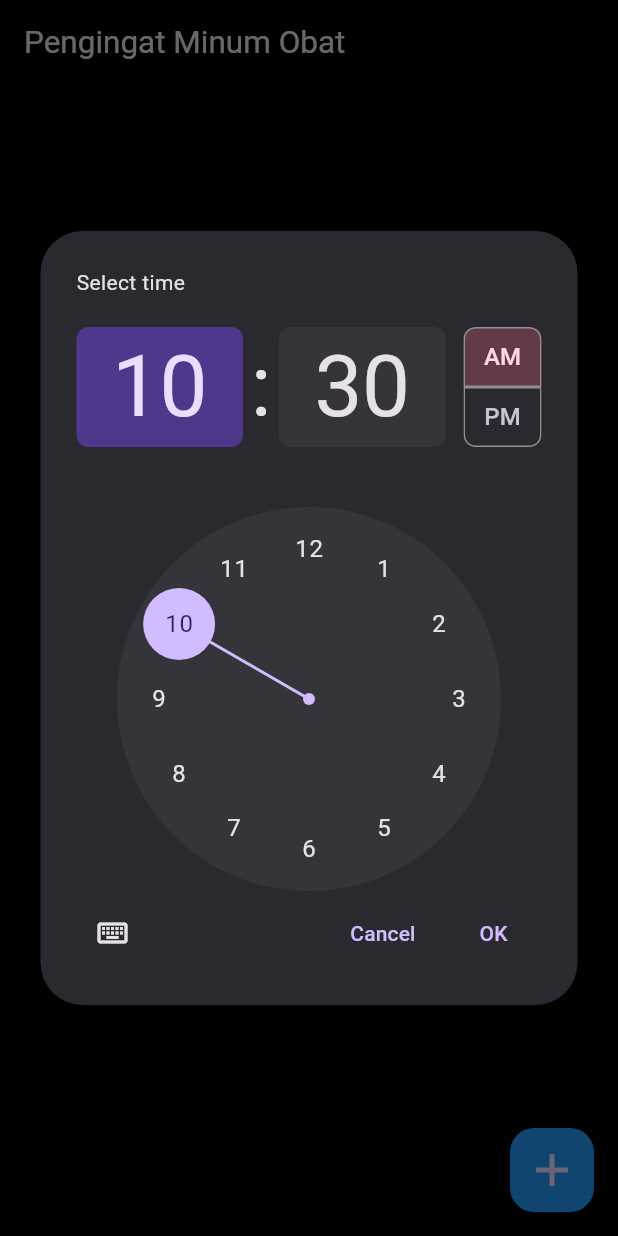
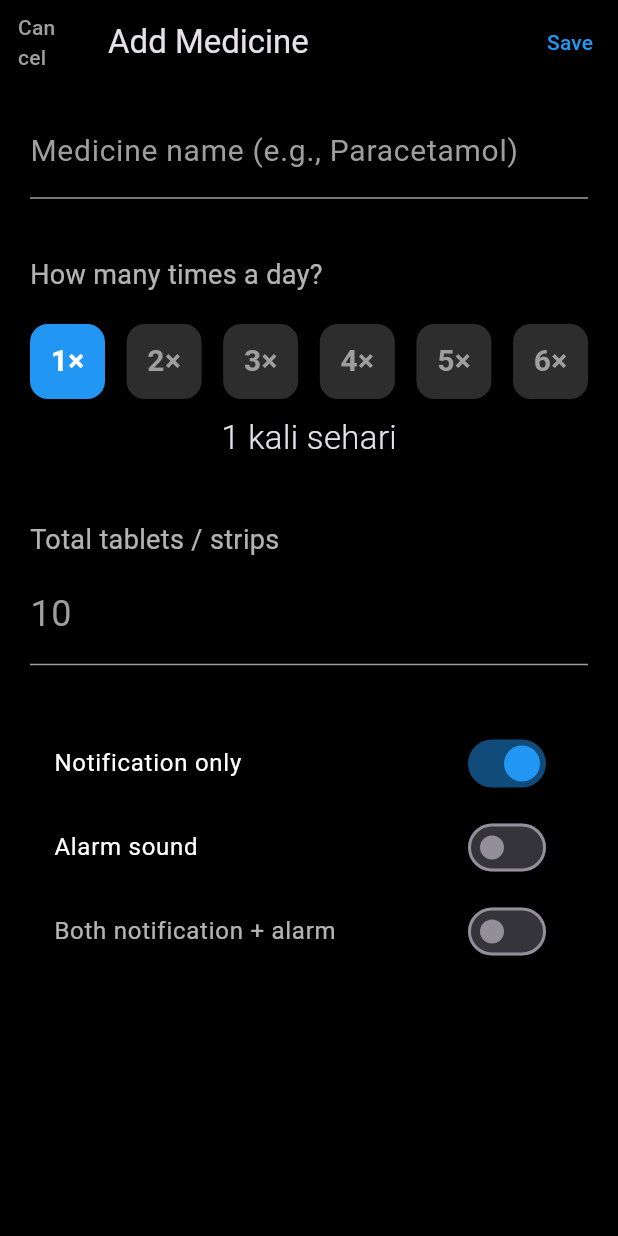
Before and after one commit to darkshadevault/medicine_reminder-new, a Flutter app: the screen it shows after launch, after a tap on the "add" icon, on a phone screen of 412 x 824 dp. Run offline on Flutter 3.47's test engine with Material 3 defaults, Android fonts, the phone set to English and light mode, and no system bars; our stand-ins replace flutter_local_notifications, timezone.

Commit message:
Update main.dart

```diff
--- a/lib/main.dart
+++ b/lib/main.dart
@@ -1,288 +1,345 @@
-// lib/main.dart → GANTI SELURUH FILE DENGAN INI! 100% BERHASIL BUILD
-
 import 'package:flutter/material.dart';
 import 'package:flutter_local_notifications/flutter_local_notifications.dart';
-import 'package:intl/intl.dart';
-import 'package:shared_preferences/shared_preferences.dart';
-import 'package:timezone/data/latest_all.dart' as tz;
+import 'package:timezone/data/latest.dart' as tz;
 import 'package:timezone/timezone.dart' as tz;
-import 'package:flutter_timezone/flutter_timezone.dart';
 
-final FlutterLocalNotificationsPlugin notif = FlutterLocalNotificationsPlugin();
-
-Future<void> initNotif() async {
+void main() {
+  WidgetsFlutterBinding.ensureInitialized();
   tz.initializeTimeZones();
-  final String tzName = await FlutterTimezone.getLocalTimezone();
-  tz.setLocalLocation(tz.getLocation(tzName));
-
-  const AndroidInitializationSettings android = AndroidInitializationSettings('@mipmap/ic_launcher');
-  await notif.initialize(const InitializationSettings(android: android));
-}
-
-void main() async {
-  WidgetsFlutterBinding.ensureInitialized();
-  await initNotif();
   runApp(const MedicineReminderApp());
 }
 
+final FlutterLocalNotificationsPlugin flutterLocalNotificationsPlugin =
+    FlutterLocalNotificationsPlugin();
+
 class MedicineReminderApp extends StatelessWidget {
   const MedicineReminderApp({super.key});
+
   @override
   Widget build(BuildContext context) {
     return MaterialApp(
-      title: 'Pengingat Minum Obat',
       debugShowCheckedModeBanner: false,
       theme: ThemeData.dark().copyWith(
         scaffoldBackgroundColor: Colors.black,
-        appBarTheme: const AppBarTheme(backgroundColor: Colors.black, elevation: 0),
+        appBarTheme: const AppBarTheme(backgroundColor: Colors.black),
       ),
-      home: const ReminderHomePage(),
+      home: const MedicineListScreen(),
     );
   }
 }
 
-class ReminderHomePage extends StatefulWidget {
-  const ReminderHomePage({super.key});
-  @override
-  State<ReminderHomePage> createState() => _ReminderHomePageState();
+class Medicine {
+  String name;
+  int timesPerDay;
+  int totalTablets;
+  bool notificationOnly;
+  bool alarmSound;
+  bool isActive;
+
+  Medicine({
+    required this.name,
+    required this.timesPerDay,
+    required this.totalTablets,
+    this.notificationOnly = true,
+    this.alarmSound = false,
+    this.isActive = true,
+  });
 }
 
-class _ReminderHomePageState extends State<ReminderHomePage> {
-  List<Map<String, dynamic>> reminders = [];
-  final Set<int> selected = {};
+class MedicineListScreen extends StatefulWidget {
+  const MedicineListScreen({super.key});
+
+  @override
+  State<MedicineListScreen> createState() => _MedicineListScreenState();
+}
+
+class _MedicineListScreenState extends State<MedicineListScreen> {
+  List<Medicine> medicines = [];
 
   @override
   void initState() {
     super.initState();
-    _load();
+    const AndroidInitializationSettings initializationSettingsAndroid =
+        AndroidInitializationSettings('@mipmap/ic_launcher');
+    const InitializationSettings initializationSettings =
+        InitializationSettings(android: initializationSettingsAndroid);
+    flutterLocalNotificationsPlugin.initialize(initializationSettings);
   }
 
-  Future<void> _load() async {
-    final prefs = await SharedPreferences.getInstance();
-    final data = prefs.getStringList('reminders') ?? [];
-    setState(() {
-      reminders = data.map((e) {
-        final p = e.split('|');
-        return {
-          'name': p[0],
-          'freq': int.parse(p[1]),
-          'doses': int.parse(p[2]),
-          'time': DateTime.parse(p[3]),
-          'alarm': p[4] == 'true',
-        };
-      }).toList();
-    });
+  void _addMedicine(Medicine med) {
+    setState(() => medicines.add(med));
+    _scheduleNotifications(med);
   }
 
-  Future<void> _save() async {
-    final prefs = await SharedPreferences.getInstance();
-    final data = reminders.map((r) =>
-        '\( {r['name']}| \){r['freq']}|\( {r['doses']}| \){r['time'].toIso8601String()}|${r['alarm']}').toList();
-    await prefs.setStringList('reminders', data);
-  }
+  void _scheduleNotifications(Medicine med) async {
+    if (!med.isActive) return;
 
-  Future<void> _addReminder() async {
-    final tod = await showTimePicker(
-      context: context,
-      initialTime: TimeOfDay.now(),
-      builder: (_, child) => Theme(data: ThemeData.dark(), child: child!),
-    );
-    if (tod == null) return;
-    final time = DateTime(2025, 1, 1, tod.hour, tod.minute);
+    for (int i = 0; i < med.timesPerDay; i++) {
+      final now = DateTime.now();
+      final scheduledDate = now.add(Duration(minutes: 1 + i * 2)); // demo timing
 
-    String name = '';
-    final ok = await showDialog<bool>(
-      context: context,
-      builder: (_) => AlertDialog(
-        backgroundColor: Colors.grey[900],
-        shape: RoundedRectangleBorder(borderRadius: BorderRadius.circular(16)),
-        title: const Text('Nama Obat'),
-        content: TextField(
-          autofocus: true,
-          style: const TextStyle(fontSize: 18, color: Colors.white),
-          decoration: const InputDecoration(hintText: 'Paracetamol', border: UnderlineInputBorder()),
-          onChanged: (v) => name = v,
-        ),
-        actions: [
-          TextButton(onPressed: () => Navigator.pop(context), child: const Text('Batal')),
-          TextButton(onPressed: () => Navigator.pop(context, true), child: const Text('Lanjut', style: TextStyle(color: Colors.blue))),
-        ],
-      ),
-    );
-    if (ok != true || name.trim().isEmpty) return;
-    name = name.trim();
+      AndroidNotificationDetails androidDetails = AndroidNotificationDetails(
+        'medicine_channel',
+        'Medicine Reminders',
+        channelDescription: 'Remind to take medicine',
+        importance: Importance.max,
+        priority: Priority.high,
+        playSound: med.alarmSound,
+        enableVibration: true,
+      );
 
-    int freq = 1;
-    await showModalBottomSheet(
-      context: context,
-      backgroundColor: Colors.transparent,
-      isScrollControlled: true,
-      builder: (_) => Container(
-        height: 380,
-        decoration: const BoxDecoration(color: Color(0xFF1E1E1E), borderRadius: BorderRadius.vertical(top: Radius.circular(20))),
-        child: Column(
-          children: [
-            const Padding(padding: EdgeInsets.only(top: 20), child: Text('Berapa kali sehari?', style: TextStyle(fontSize: 19, fontWeight: FontWeight.w600))),
-            Expanded(
-              child: ListWheelScrollView.useDelegate(
-                itemExtent: 70,
-                physics: const FixedExtentScrollPhysics(),
-                diameterRatio: 1.8,
-                onSelectedItemChanged: (i) => freq = i + 1,
-                childDelegate: ListWheelChildBuilderDelegate(
-                  childCount: 6,
-                  builder: (_, i) => Center(child: Text('${i + 1}', style: const TextStyle(fontSize: 48, fontWeight: FontWeight.bold, color: Colors.white))),
-                ),
-              ),
-            ),
-            Padding(
-              padding: const EdgeInsets.all(20),
-              child: ElevatedButton(
-                onPressed: () => Navigator.pop(context),
-                style: ElevatedButton.styleFrom(backgroundColor: Colors.blue, minimumSize: const Size(double.infinity, 52)),
-                child: const Text('OK', style: TextStyle(fontSize: 18)),
-              ),
-            ),
-          ],
-        ),
-      ),
-    );
+      NotificationDetails details = NotificationDetails(android: androidDetails);
 
-    int doses = 30;
-    await showDialog(
-      context: context,
-      builder: (_) => AlertDialog(
-        backgroundColor: Colors.grey[900],
-        shape: RoundedRectangleBorder(borderRadius: BorderRadius.circular(16)),
-        title: const Text('Jumlah Dosis'),
-        content: TextField(
-          keyboardType: TextInputType.number,
-          textAlign: TextAlign.center,
-          style: const TextStyle(fontSize: 36, fontWeight: FontWeight.bold, color: Colors.white),
-          decoration: const InputDecoration(hintText: '30', border: InputBorder.none),
-          onChanged: (v) => doses = int.tryParse(v) ?? 1,
-        ),
-        actions: [Center(child: TextButton(onPressed: () => Navigator.pop(context), child: const Text('OK', style: TextStyle(color: Colors.blue, fontSize: 18))))],
-      ),
-    );
-    if (doses < 1) doses = 1;
-
-    bool useAlarm = true;
-    await showDialog(
-      context: context,
-      builder: (_) => AlertDialog(
-        backgroundColor: Colors.grey[900],
-        shape: RoundedRectangleBorder(borderRadius: BorderRadius.circular(16)),
-        contentPadding: const EdgeInsets.symmetric(horizontal: 24, vertical: 20),
-        content: Row(
-          mainAxisAlignment: MainAxisAlignment.spaceBetween,
-          children: [
-            const Text('Alarm keras + getar', style: TextStyle(fontSize: 18, color: Colors.white)),
-            Switch(value: useAlarm, activeColor: Colors.blue, onChanged: (v) => setState(() => useAlarm = v)),
-          ],
-        ),
-        actions: [Center(child: TextButton(onPressed: () => Navigator.pop(context), child: const Text('Selesai', style: TextStyle(color: Colors.blue, fontSize: 18))))],
-      ),
-    );
-
-    reminders.add({'name': name, 'time': time, 'freq': freq, 'doses': doses, 'alarm': useAlarm});
-    await _save();
-    await _schedule(name, time, freq, doses, useAlarm);
-    setState(() {});
-  }
-
-  Future<void> _schedule(String name, DateTime time, int freq, int doses, bool useAlarm) async {
-    await notif.cancelAll();
-    final interval = 24.0 / freq;
-    var first = DateTime(DateTime.now().year, DateTime.now().month, DateTime.now().day, time.hour, time.minute);
-    if (first.isBefore(DateTime.now())) first = first.add(const Duration(days: 1));
-
-    for (int i = 0; i < doses; i++) {
-      final dt = first.add(Duration(minutes: (i * interval * 60).round()));
-      await notif.zonedSchedule(
-        dt.millisecondsSinceEpoch ~/ 1000,
-        'Waktunya minum $name',
-        'Jangan lupa minum obat!',
-        tz.TZDateTime.from(dt, tz.local),
-        NotificationDetails(
-          android: AndroidNotificationDetails(
-            'medicine',
-            'Pengingat Obat',
-            importance: Importance.max,
-            priority: Priority.high,
-            playSound: useAlarm,
-            enableVibration: useAlarm,
-          ),
-        ),
+      await flutterLocalNotificationsPlugin.zonedSchedule(
+        i,
+        '🩺 Time to take medicine!',
+        '\( {med.name} - Dose \){i + 1}/${med.timesPerDay}',
+        tz.TZDateTime.from(scheduledDate, tz.local),
+        details,
         androidScheduleMode: AndroidScheduleMode.exactAllowWhileIdle,
-        uiLocalNotificationDateInterpretation: UILocalNotificationDateInterpretation.absoluteTime,
+        uiLocalNotificationDateInterpretation:
+            UILocalNotificationDateInterpretation.absoluteTime,
       );
     }
-  }
-
-  void _deleteSelected() async {
-    final sorted = selected.toList()..sort((a, b) => b.compareTo(a));
-    for (final i in sorted) reminders.removeAt(i);
-    await notif.cancelAll();
-    await _save();
-    setState(() => selected.clear());
   }
 
   @override
   Widget build(BuildContext context) {
     return Scaffold(
       appBar: AppBar(
-        title: const Text('Pengingat Minum Obat', style: TextStyle(fontSize: 21)),
-        actions: selected.isNotEmpty
-            ? [
-                Padding(padding: const EdgeInsets.only(right: 12), child: Center(child: Text('${selected.length} dipilih', style: TextStyle(color: Colors.white70)))),
-                IconButton(icon: const Icon(Icons.delete), onPressed: _deleteSelected),
-                IconButton(icon: const Icon(Icons.close), onPressed: () => setState(() => selected.clear())),
-              ]
-            : null,
+        title: const Text('Medicine Reminder', style: TextStyle(fontSize: 20)),
+        centerTitle: true,
+        backgroundColor: Colors.black,
       ),
-      body: reminders.isEmpty
-          ? const SizedBox.shrink()
+      body: medicines.isEmpty
+          ? const Center(
+              child: Text(
+                'No medicines added yet',
+                style: TextStyle(color: Colors.grey, fontSize: 18),
+              ),
+            )
           : ListView.builder(
-              itemCount: reminders.length,
-              itemBuilder: (_, i) {
-                final r = reminders[i];
-                final sel = selected.contains(i);
-                return Dismissible(
-                  key: ValueKey(i),
-                  direction: DismissDirection.endToStart,
-                  background: Container(color: Colors.red, alignment: Alignment.centerRight, padding: const EdgeInsets.only(right: 30), child: const Icon(Icons.delete, color: Colors.white, size: 34)),
-                  onDismissed: (_) async {
-                    reminders.removeAt(i);
-                    await notif.cancelAll();
-                    await _save();
-                    setState(() {});
-                  },
+              itemCount: medicines.length,
+              itemBuilder: (context, index) {
+                final med = medicines[index];
+                return Container(
+                  margin: const EdgeInsets.symmetric(horizontal: 16, vertical: 4),
+                  decoration: BoxDecoration(
+                    color: const Color(0xFF1D1D1D),
+                    borderRadius: BorderRadius.circular(12),
+                  ),
                   child: ListTile(
-                    selected: sel,
-                    selectedTileColor: Colors.blue.withOpacity(0.25),
-                    contentPadding: const EdgeInsets.symmetric(horizontal: 22, vertical: 18),
-                    title: Text(r['name'], style: const TextStyle(fontSize: 28, fontWeight: FontWeight.w600)),
-                    subtitle: Text('\( {r['freq']} kali sehari • \){r['doses']} dosis', style: const TextStyle(fontSize: 16)),
-                    trailing: Column(
-                      mainAxisAlignment: MainAxisAlignment.center,
-                      children: [
-                        Text(DateFormat('HH:mm').format(r['time']), style: const TextStyle(fontSize: 42, fontWeight: FontWeight.bold)),
-                        Text(r['alarm'] ? 'Alarm' : 'Notifikasi', style: TextStyle(fontSize: 15, color: r['alarm'] ? Colors.blue : Colors.grey)),
-                      ],
+                    contentPadding:
+                        const EdgeInsets.symmetric(horizontal: 20, vertical: 8),
+                    title: Text(
+                      '\( {med.timesPerDay == 1 ? "Once" : " \){med.timesPerDay} times"} daily',
+                      style: const TextStyle(
+                        fontSize: 32,
+                        fontWeight: FontWeight.w300,
+                        color: Colors.white,
+                      ),
                     ),
-                    onTap: selected.isNotEmpty ? () => setState(() => sel ? selected.remove(i) : selected.add(i)) : null,
-                    onLongPress: () => setState(() => selected.add(i)),
+                    subtitle: Text(
+                      '\( {med.name} • \){med.totalTablets} tablets left',
+                      style: const TextStyle(color: Colors.grey),
+                    ),
+                    trailing: Switch(
+                      value: med.isActive,
+                      activeColor: Colors.blue,
+                      onChanged: (val) {
+                        setState(() => med.isActive = val);
+                      },
+                    ),
                   ),
                 );
               },
             ),
       floatingActionButton: FloatingActionButton(
-        backgroundColor: Colors.blue,
-        elevation: 10,
-        child: const Icon(Icons.add, size: 36),
-        onPressed: _addReminder,
+        backgroundColor: const Color(0xFF0A84FF),
+        child: const Icon(Icons.add, size: 32),
+        onPressed: () => Navigator.push(
+          context,
+          MaterialPageRoute(
+            builder: (_) => AddMedicineScreen(onSave: _addMedicine),
+            fullscreenDialog: true,
+          ),
+        ),
       ),
     );
   }
 }
+
+class AddMedicineScreen extends StatefulWidget {
+  final Function(Medicine) onSave;
+  const AddMedicineScreen({super.key, required this.onSave});
+
+  @override
+  State<AddMedicineScreen> createState() => _AddMedicineScreenState();
+}
+
+class _AddMedicineScreenState extends State<AddMedicineScreen> {
+  final _nameController = TextEditingController();
+  int _timesPerDay = 1;
+  int _totalTablets = 10;
+  bool _notificationOnly = true;
+  bool _alarmSound = false;
+
+  @override
+  Widget build(BuildContext context) {
+    return Scaffold(
+      backgroundColor: Colors.black,
+      appBar: AppBar(
+        leading: TextButton(
+          child: const Text('Cancel', style: TextStyle(color: Colors.grey)),
+          onPressed: () => Navigator.pop(context),
+        ),
+        title: const Text('Add Medicine'),
+        actions: [
+          TextButton(
+            onPressed: _nameController.text.isEmpty
+                ? null
+                : () {
+                    final med = Medicine(
+                      name: _nameController.text,
+                      timesPerDay: _timesPerDay,
+                      totalTablets: _totalTablets,
+                      notificationOnly: _notificationOnly,
+                      alarmSound: _alarmSound,
+                    );
+                    widget.onSave(med);
+                    Navigator.pop(context);
+                  },
+            child: const Text('Save', style: TextStyle(color: Colors.blue)),
+          ),
+        ],
+      ),
+      body: ListView(
+        padding: const EdgeInsets.all(20),
+        children: [
+          // Medicine Name
+          TextField(
+            controller: _nameController,
+            style: const TextStyle(fontSize: 20, color: Colors.white),
+            decoration: const InputDecoration(
+              hintText: 'Medicine name (e.g., Paracetamol)',
+              hintStyle: TextStyle(color: Colors.grey),
+              border: InputBorder.none,
+            ),
+          ),
+          const Divider(color: Colors.grey),
+
+          const SizedBox(height: 30),
+
+          // Times per day slider
+          const Text('How many times a day?',
+              style: TextStyle(fontSize: 18, color: Colors.white70)),
+          const SizedBox(height: 20),
+          Row(
+            mainAxisAlignment: MainAxisAlignment.spaceBetween,
+            children: List.generate(6, (i) {
+              final times = i + 1;
+              return GestureDetector(
+                onTap: () => setState(() => _timesPerDay = times),
+                child: Container(
+                  width: 50,
+                  height: 50,
+                  decoration: BoxDecoration(
+                    color: _timesPerDay == times
+                        ? Colors.blue
+                        : const Color(0xFF2D2D2D),
+                    borderRadius: BorderRadius.circular(12),
+                  ),
+                  alignment: Alignment.center,
+                  child: Text(
+                    '$times×',
+                    style: TextStyle(
+                      fontSize: 20,
+                      fontWeight: FontWeight.bold,
+                      color:
+                          _timesPerDay == times ? Colors.white : Colors.grey,
+                    ),
+                  ),
+                ),
+              );
+            }),
+          ),
+          const SizedBox(height: 10),
+          Center(
+            child: Text(
+              '$_timesPerDay kali sehari',
+              style: const TextStyle(fontSize: 22, fontWeight: FontWeight.w300),
+            ),
+          ),
+
+          const SizedBox(height: 40),
+
+          // Total tablets
+          const Text('Total tablets / strips',
+              style: TextStyle(fontSize: 18, color: Colors.white70)),
+          const SizedBox(height: 10),
+          TextField(
+            keyboardType: TextInputType.number,
+            style: const TextStyle(fontSize: 24, color: Colors.white),
+            decoration: InputDecoration(
+              hintText: '$_totalTablets',
+              hintStyle: const TextStyle(color: Colors.grey),
+              border: InputBorder.none,
+            ),
+            onChanged: (v) {
+              _totalTablets = int.tryParse(v) ?? 10;
+            },
+          ),
+          const Divider(color: Colors.grey),
+
+          const SizedBox(height: 30),
+
+          // Notification type
+          ListTile(
+            title: const Text('Notification only',
+                style: TextStyle(color: Colors.white)),
+            trailing: Switch(
+              value: _notificationOnly,
+              activeColor: Colors.blue,
+              onChanged: (val) {
+                setState(() {
+                  _notificationOnly = val;
+                  if (val) _alarmSound = false;
+                });
+              },
+            ),
+          ),
+          ListTile(
+            title: const Text('Alarm sound',
+                style: TextStyle(color: Colors.white)),
+            trailing: Switch(
+              value: _alarmSound,
+              activeColor: Colors.blue,
+              onChanged: (val) {
+                setState(() {
+                  _alarmSound = val;
+                  if (val) _notificationOnly = false;
+                });
+              },
+            ),
+          ),
+          ListTile(
+            title: const Text('Both notification + alarm',
+                style: TextStyle(color: Colors.white70)),
+            trailing: Switch(
+              value: !_notificationOnly && !_alarmSound,
+              activeColor: Colors.blue,
+              onChanged: (val) {
+                if (val) {
+                  setState(() {
+                    _notificationOnly = false;
+                    _alarmSound = false;
+                  });
+                }
+              },
+            ),
+          ),
+        ],
+      ),
+    );
+  }
+}
```
